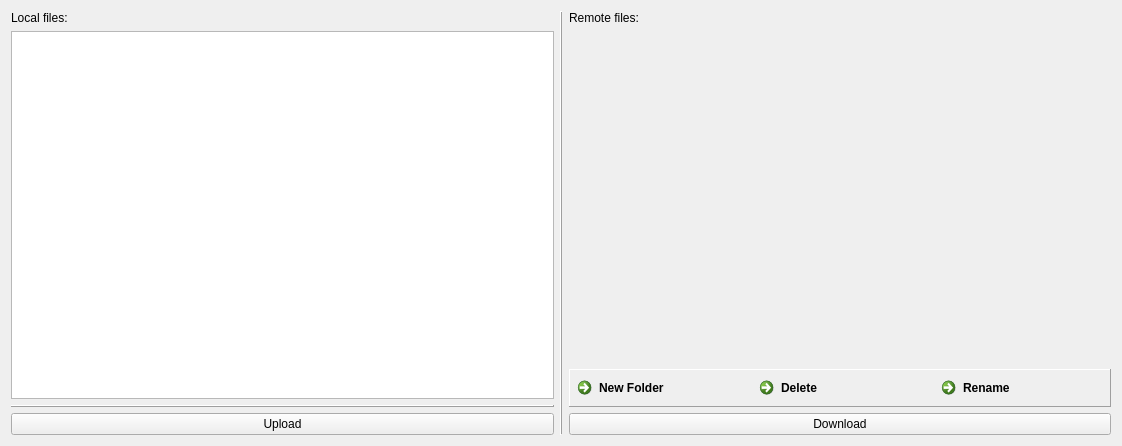
Qt form cwe_guiWidgets/cwe_file_manager.ui (NHERI-SimCenter/CWE-Simulation-Tool) before a commit.
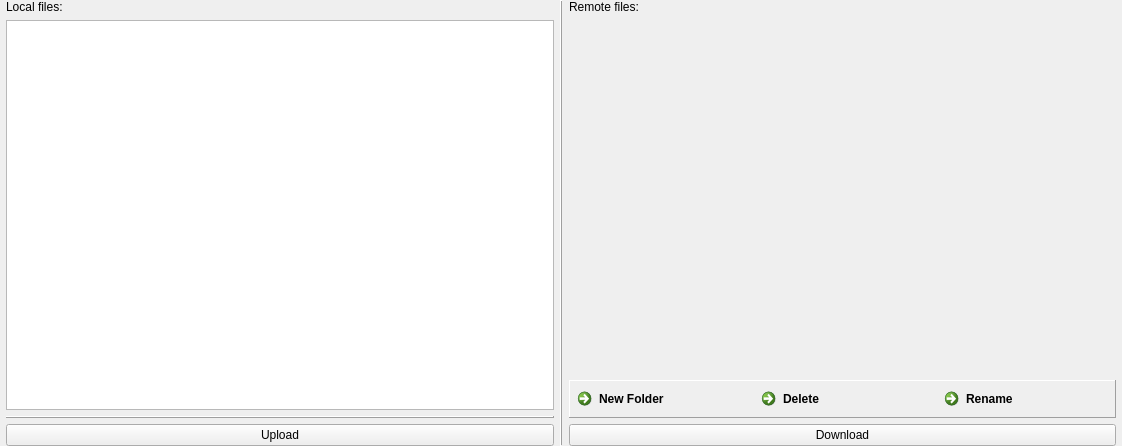
The same form after that commit. Icons and pictures are not drawn. Custom widgets are drawn as their Qt base class.

```diff
--- a/cwe_guiWidgets/cwe_file_manager.ui
+++ b/cwe_guiWidgets/cwe_file_manager.ui
@@ -49,6 +49,18 @@
    <string>Form</string>
   </property>
   <layout class="QHBoxLayout" name="horizontalLayout">
+   <property name="leftMargin">
+    <number>6</number>
+   </property>
+   <property name="topMargin">
+    <number>0</number>
+   </property>
+   <property name="rightMargin">
+    <number>6</number>
+   </property>
+   <property name="bottomMargin">
+    <number>0</number>
+   </property>
    <item>
     <widget class="QFrame" name="localFrame">
      <property name="minimumSize">
@@ -229,6 +241,12 @@
       </item>
       <item>
        <widget class="QFrame" name="remote_panel">
+        <property name="sizePolicy">
+         <sizepolicy hsizetype="Preferred" vsizetype="Preferred">
+          <horstretch>0</horstretch>
+          <verstretch>0</verstretch>
+         </sizepolicy>
+        </property>
         <property name="frameShape">
          <enum>QFrame::Panel</enum>
         </property>
@@ -257,6 +275,12 @@
             <iconset resource="../cwe_resources.qrc">
              <normaloff>:/icons/folder.png</normaloff>:/icons/folder.png</iconset>
            </property>
+           <property name="iconSize">
+            <size>
+             <width>16</width>
+             <height>16</height>
+            </size>
+           </property>
           </widget>
          </item>
          <item row="0" column="3">
@@ -268,6 +292,12 @@
             <iconset resource="../cwe_resources.qrc">
              <normaloff>:/icons/burst.png</normaloff>:/icons/burst.png</iconset>
            </property>
+           <property name="iconSize">
+            <size>
+             <width>16</width>
+             <height>16</height>
+            </size>
+           </property>
           </widget>
          </item>
          <item row="0" column="4">
@@ -279,6 +309,12 @@
             <iconset resource="../cwe_resources.qrc">
              <normaloff>:/icons/dir.gif</normaloff>:/icons/dir.gif</iconset>
            </property>
+           <property name="iconSize">
+            <size>
+             <width>16</width>
+             <height>16</height>
+            </size>
+           </property>
           </widget>
          </item>
         </layout>
```
